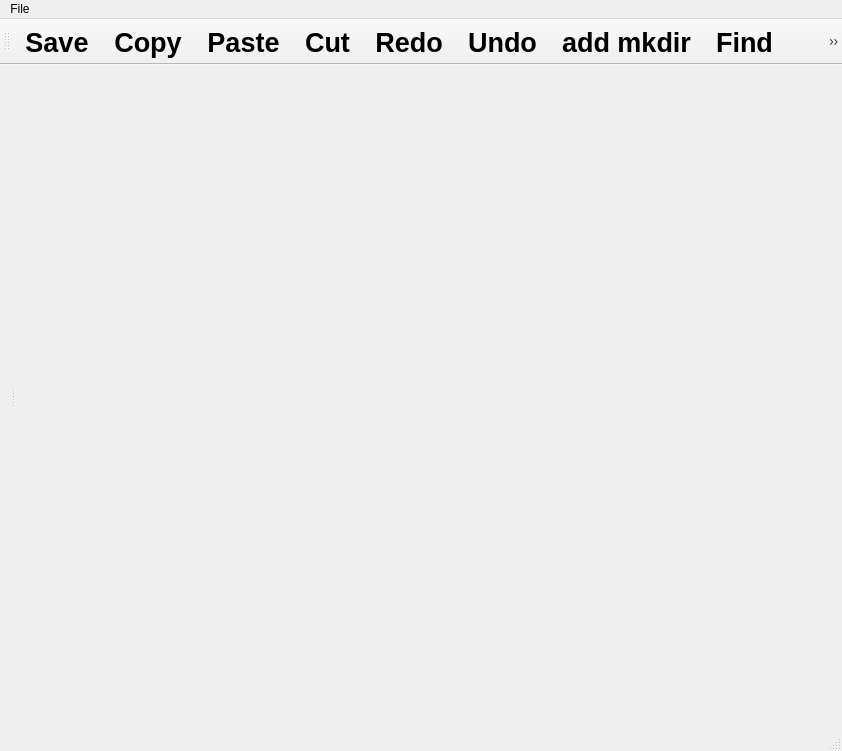
Qt form mainwindow.ui (dmushynska/Utext) before a commit.
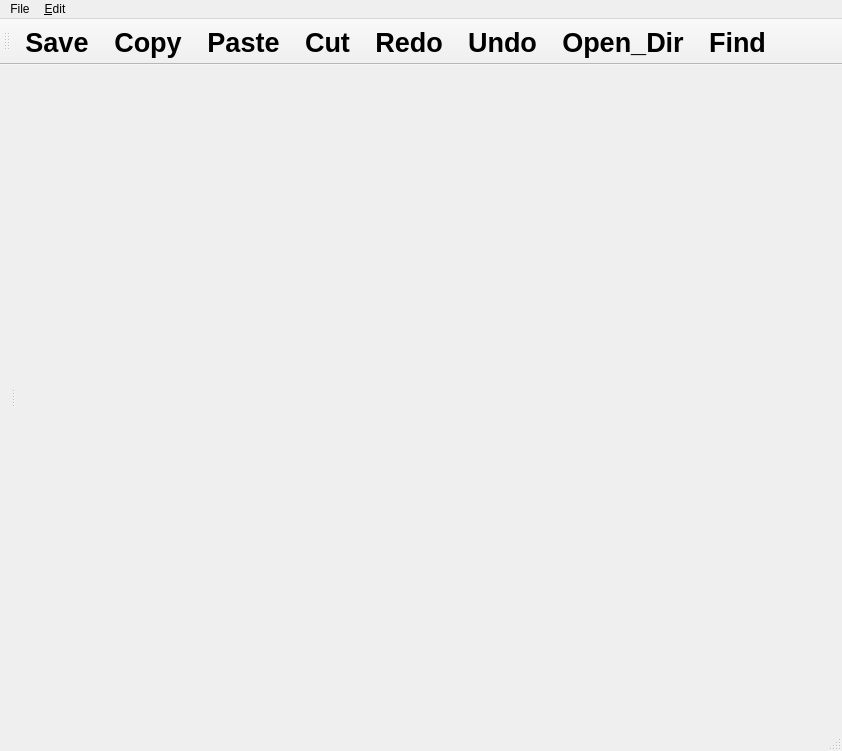
The same form after that commit.

Commit message: add widget help, fix bag rename file, add openfile

Diff of the .ui file:
```diff
--- a/mainwindow.ui
+++ b/mainwindow.ui
@@ -37,6 +37,9 @@
         <bool>false</bool>
        </property>
       </widget>
+      <widget class="QWidget" name="verticalLayoutWidget">
+       <layout class="QVBoxLayout" name="lRight">
+        <item>
       <widget class="QTabWidget" name="tabWidget">
        <property name="sizePolicy">
         <sizepolicy hsizetype="Expanding" vsizetype="Expanding">
@@ -84,6 +87,9 @@
         <bool>false</bool>
        </property>
       </widget>
+        </item>
+       </layout>
+      </widget>
      </widget>
     </item>
    </layout>
@@ -102,12 +108,20 @@
      <string>File</string>
     </property>
     <addaction name="action_Save"/>
-    <addaction name="action_Undo"/>
+    <addaction name="action_Find"/>
+    <addaction name="actionadd_mkdir"/>
+    <addaction name="actionOpen_File"/>
+   </widget>
+   <widget class="QMenu" name="menu_Edit">
+    <property name="title">
+     <string>&amp;Edit</string>
+    </property>
     <addaction name="action_Cut"/>
     <addaction name="action_Paste"/>
     <addaction name="action_Find"/>
    </widget>
    <addaction name="menuFile"/>
+   <addaction name="menu_Edit"/>
   </widget>
   <widget class="QToolBar" name="mainToolBar">
    <property name="font">
@@ -132,7 +146,6 @@
    <addaction name="action_Undo"/>
    <addaction name="actionadd_mkdir"/>
    <addaction name="action_Find"/>
-   <addaction name="action_Theme"/>
   </widget>
   <widget class="QStatusBar" name="statusBar"/>
   <action name="action_Save">
@@ -148,7 +161,7 @@
   </action>
   <action name="action_Undo">
    <property name="text">
-    <string>&amp;Cancel</string>
+    <string>&amp;Undo</string>
    </property>
    <property name="iconText">
     <string>Undo</string>
@@ -181,7 +194,7 @@
   </action>
   <action name="actionadd_mkdir">
    <property name="text">
-    <string>add mkdir</string>
+    <string>Open_Dir</string>
    </property>
    <property name="shortcut">
     <string>Ctrl+O</string>
@@ -197,7 +210,7 @@
   </action>
   <action name="action_Redo">
    <property name="text">
-    <string>отменить отмену</string>
+    <string>Redo</string>
    </property>
    <property name="iconText">
     <string>Redo</string>
@@ -216,7 +229,10 @@
   </action>
   <action name="action_Theme">
    <property name="text">
-    <string>&amp;Theme</string>
+    <string>&amp;Open_File</string>
+   </property>
+   <property name="shortcut">
+    <string>Ctrl+N</string>
    </property>
   </action>
  </widget>
```
Left out of the diff: 8 changed lines with no effect on the pictures. Lines whose indentation alone changed are shown as unchanged. The commit also changes 7 other files.
